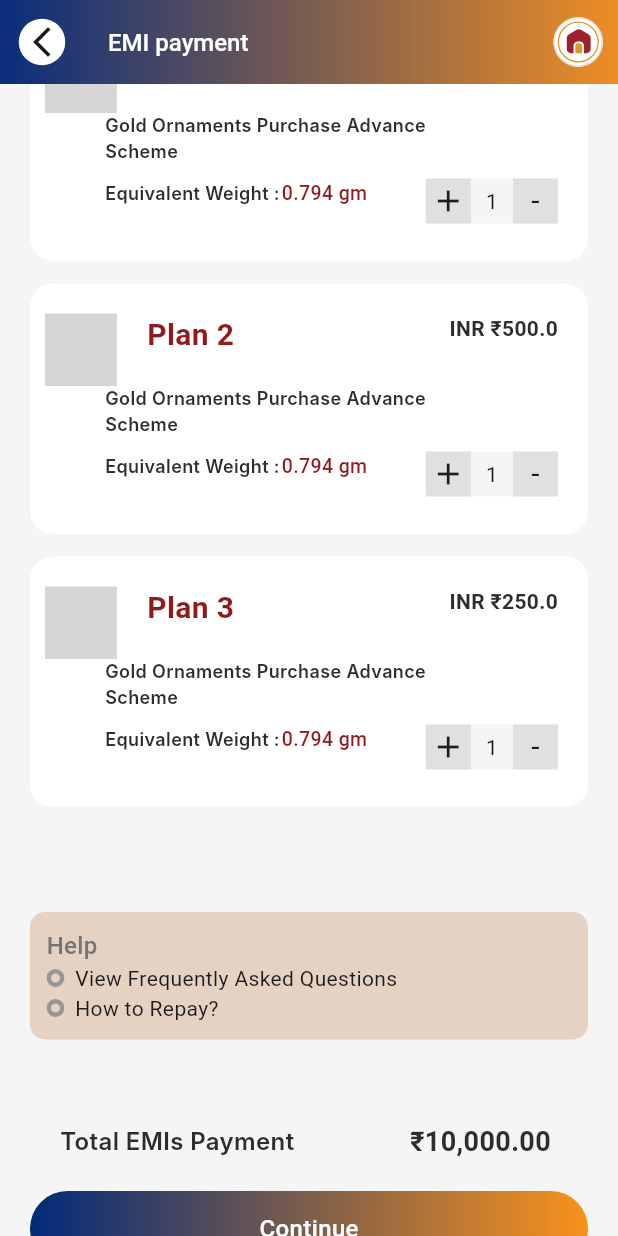
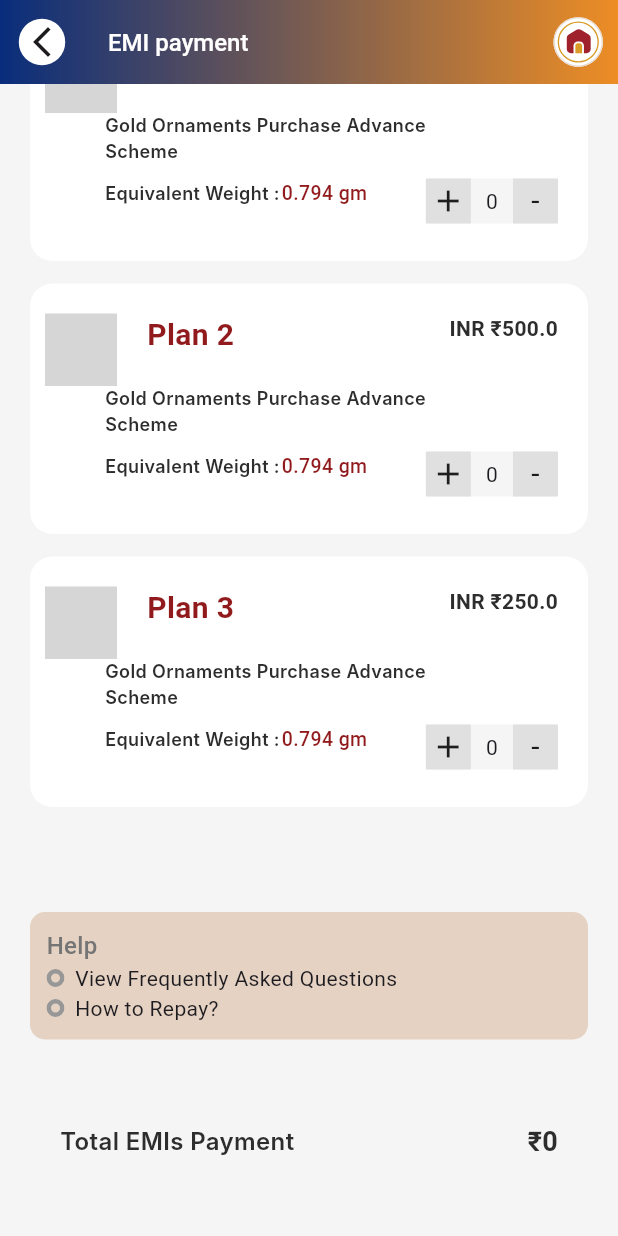
Before and after one commit to NigilDharsan/JewelOne, a Flutter app: the Online_Emi_Payment_Screen screen opened directly, scrolled down 93 dp, on a phone screen of 412 x 824 dp. Run offline on Flutter 3.47's test engine with Material 3 defaults, Android fonts, the phone set to English and light mode, and no system bars; our stand-ins replace carousel_slider, dio, flutter_riverpod, flutter_secure_storage, flutter_spinkit, flutter_svg and 2 more; missing offline and left inert: country_list_pick, easy_radio, flutter_cashfree_pg_sdk, scroll_loop_auto_scroll; accounts and stored records are empty; Roboto replaces fonts that are missing (Inter, Metropolis); project files that could hold a hidden picture were left out; grey boxes are pictures that could not be loaded.

Commit message:
Committing the online emi payment total amount fixed

```diff
--- a/lib/Src/Online_Emi_Payment_Ui/Online_Emi_Payment_Screen.dart
+++ b/lib/Src/Online_Emi_Payment_Ui/Online_Emi_Payment_Screen.dart
@@ -31,7 +31,16 @@ class Online_Emi_Payment_Screen extends ConsumerStatefulWidget {
 class _Online_Emi_Payment_ScreenState extends ConsumerState<Online_Emi_Payment_Screen> {
   int? _groupValue = 1;
   int _count = 1;
+  num totalAmount = 0;
   EmiOption? _selectedEmiOption;
+  void _calculateTotalAmount() {
+    if (_selectedEmiOption != null) {
+      totalAmount = _selectedEmiOption!.amount * _selectedEmiOption!.count;
+    } else {
+      totalAmount = 0;
+    }
+  }
+
 
   final String clientId = 'TEST1019783451b01da019e7d8e03edd43879101';
   final String clientSecret = 'cfsk_ma_test_a563a0f0dac40e802b3592ecffbb4ad9_122e4d57';
@@ -82,8 +91,9 @@ class _Online_Emi_Payment_ScreenState extends ConsumerState<Online_Emi_Payment_S
                 const SizedBox(height: 35),
                 HelpContainer(context, Color: pink4),
                 const SizedBox(height: 10),
-                Total(),
-                Padding(
+                Total_Online(),
+                totalAmount ==0 ? SizedBox(height: 50) : Container(),
+                totalAmount == 0? Container(): Padding(
                   padding: const EdgeInsets.only(top: 20, bottom: 50),
                   child: CommonContainerButton(
                     context,
@@ -142,6 +152,7 @@ class _Online_Emi_Payment_ScreenState extends ConsumerState<Online_Emi_Payment_S
                       onChanged: (value) {
                         setState(() {
                           _selectedEmiOption = value;
+                          _calculateTotalAmount(); // Recalculate total when selection changes
                         });
                       },
                       dotRadius: 5.0,
@@ -157,10 +168,10 @@ class _Online_Emi_Payment_ScreenState extends ConsumerState<Online_Emi_Payment_S
                     ),
                     Padding(
                       padding: const EdgeInsets.only(left: 20, right: 5),
-                      child: Text('Plan ${emiOptions?[index].plannum ?? ""}', style: Plan_Style),
+                      child: Text('Plan ${emiOption.plannum}', style: Plan_Style),
                     ),
                     const Spacer(),
-                    Text("INR ₹${emiOptions?[index].amount ?? ""}", style: rate2),
+                    Text("INR ₹${emiOption.amount}", style: rate2),
                   ],
                 ),
                 Container(
@@ -207,14 +218,14 @@ class _Online_Emi_Payment_ScreenState extends ConsumerState<Online_Emi_Payment_S
                             color: white3,
                             child: InkWell(
                               onTap: () {
-                                _incrementCounter();
+                                _incrementCounter(emiOption);
                               },
                               child: Center(child: Icon(Icons.add)),
                             ),
                           ),
                           Padding(
                             padding: const EdgeInsets.only(left: 10, right: 10),
-                            child: Center(child: Text('${_count}')),
+                            child: Center(child: Text('${emiOption.count}')),
                           ),
                           Container(
                             height: 30,
@@ -222,7 +233,7 @@ class _Online_Emi_Payment_ScreenState extends ConsumerState<Online_Emi_Payment_S
                             color: white3,
                             child: InkWell(
                               onTap: () {
-                                _decrementCounter();
+                                _decrementCounter(emiOption);
                               },
                               child: Center(child: Text('-', style: TextStyle(fontSize: 20))),
                             ),
@@ -320,18 +331,37 @@ class _Online_Emi_Payment_ScreenState extends ConsumerState<Online_Emi_Payment_S
   }
 
 
-  void _incrementCounter() {
+  void _incrementCounter(EmiOption emiOption) {
     setState(() {
-      _count++;
+      emiOption.count++;
+      _calculateTotalAmount();
     });
   }
 
-  void _decrementCounter() {
+  void _decrementCounter(EmiOption emiOption) {
     setState(() {
-      if (_count > 0) {
-        _count--;
+      if (emiOption.count > 0) {
+        emiOption.count--;
+        _calculateTotalAmount();
       }
     });
+  }
+
+
+  Widget Total_Online() {
+    return Padding(
+      padding: const EdgeInsets.only(left: 20, right: 20, top: 15),
+      child: Row(
+        children: [
+          Text(
+            'Total EMIs Payment',
+            style: maintext,
+          ),
+          const Spacer(),
+          Text('₹${totalAmount}', style: plan1),
+        ],
+      ),
+    );
   }
 }
 
@@ -339,6 +369,7 @@ class EmiOption {
   final String label;
   final double amount;
   final String plannum;
+  int count;
 
-  EmiOption( {required this.label, required this.amount,required this.plannum});
+  EmiOption( {required this.label, required this.amount,required this.plannum,this.count = 0});
 }
```
